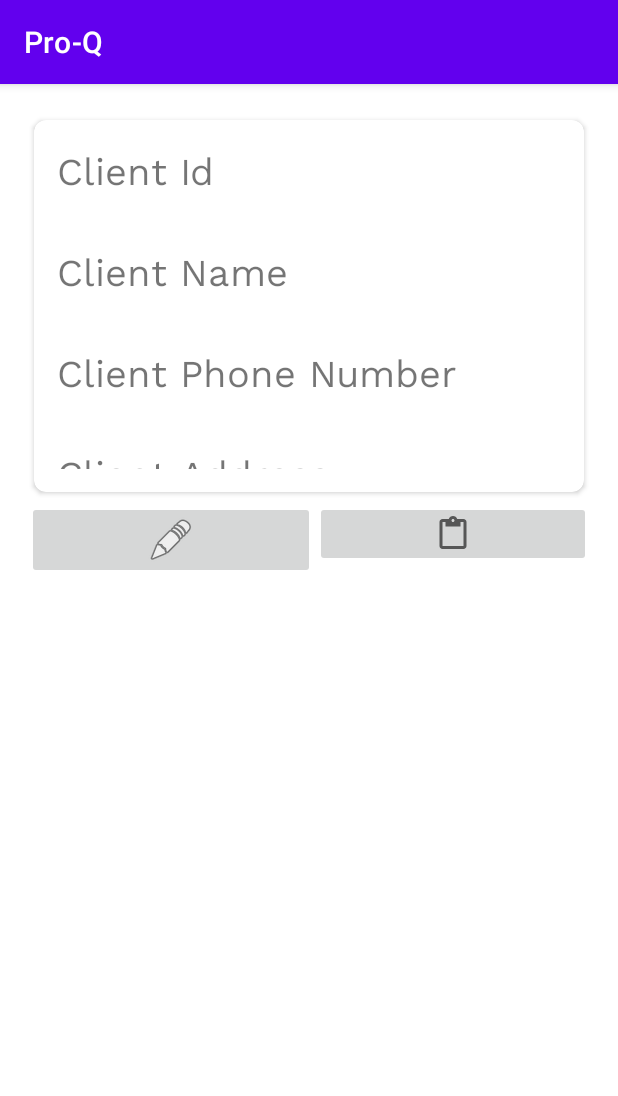
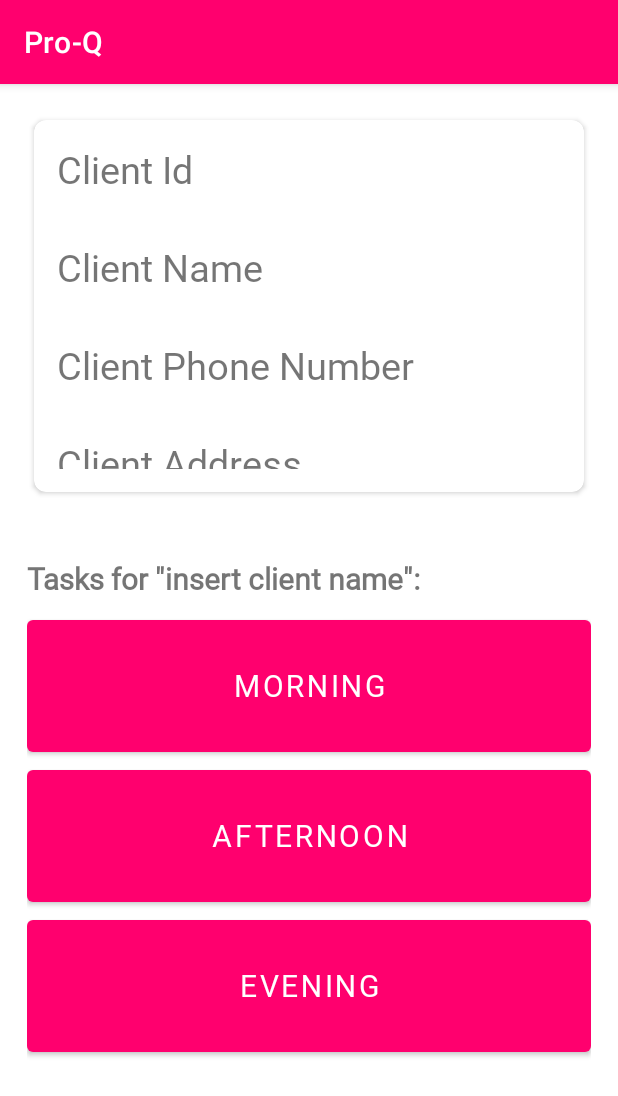
Before and after one commit to cassieg272/Pro-Q, an Android app: the ContactMainActivity screen opened directly, with no data from a screen before it, on a phone screen of 412 x 824 dp. Shown: the top 1096 px of the screen. Run offline under Robolectric (Android 15) with nearby library versions, the phone set to English and light mode, and no system bars; Roboto replaces fonts that are not available here.

Commit message:
Testing layout for Contact Main page. Testing colours.

```diff
--- a/app/src/main/res/layout/activity_contact_main.xml
+++ b/app/src/main/res/layout/activity_contact_main.xml
@@ -1,6 +1,5 @@
 <?xml version="1.0" encoding="utf-8"?>
-<LinearLayout
-    xmlns:android="http://schemas.android.com/apk/res/android"
+<LinearLayout xmlns:android="http://schemas.android.com/apk/res/android"
     xmlns:app="http://schemas.android.com/apk/res-auto"
     xmlns:tools="http://schemas.android.com/tools"
     android:layout_width="match_parent"
@@ -25,7 +24,7 @@
                 android:id="@+id/clientId"
                 android:layout_width="wrap_content"
                 android:layout_height="wrap_content"
-                android:fontFamily="@font/work_sans"
+                android:fontFamily="@font/comic_neue"
                 android:paddingLeft="15dp"
                 android:paddingTop="15dp"
                 android:paddingRight="15dp"
@@ -37,7 +36,7 @@
                 android:id="@+id/clientName"
                 android:layout_width="wrap_content"
                 android:layout_height="wrap_content"
-                android:fontFamily="@font/work_sans"
+                android:fontFamily="@font/comic_neue"
                 android:paddingLeft="15dp"
                 android:paddingTop="15dp"
                 android:paddingRight="15dp"
@@ -49,7 +48,7 @@
                 android:id="@+id/clientPhone"
                 android:layout_width="wrap_content"
                 android:layout_height="wrap_content"
-                android:fontFamily="@font/work_sans"
+                android:fontFamily="@font/comic_neue"
                 android:paddingLeft="15dp"
                 android:paddingTop="15dp"
                 android:paddingRight="15dp"
@@ -61,7 +60,7 @@
                 android:id="@+id/clientAddress"
                 android:layout_width="wrap_content"
                 android:layout_height="wrap_content"
-                android:fontFamily="@font/work_sans"
+                android:fontFamily="@font/comic_neue"
                 android:paddingLeft="15dp"
                 android:paddingTop="15dp"
                 android:paddingRight="15dp"
@@ -73,24 +72,40 @@
 
     </androidx.cardview.widget.CardView>
 
-    <LinearLayout
+    <TextView
+        android:id="@+id/textView"
         android:layout_width="match_parent"
         android:layout_height="wrap_content"
-        android:orientation="horizontal">
+        android:layout_marginTop="30dp"
+        android:fontFamily="@font/comic_neue"
+        android:paddingTop="8dp"
+        android:paddingBottom="8dp"
+        android:text="Tasks for &quot;insert client name&quot;:"
+        android:textSize="20sp"
+        android:textStyle="bold" />
 
-        <ImageButton
-            android:id="@+id/noteButton"
-            android:layout_width="wrap_content"
-            android:layout_height="wrap_content"
-            android:layout_weight="1"
-            app:srcCompat="@android:drawable/ic_menu_edit" />
+    <Button
+        android:id="@+id/morningButton"
+        android:layout_width="match_parent"
+        android:layout_height="100dp"
+        android:fontFamily="@font/comic_neue"
+        android:text="morning"
+        android:textSize="20sp" />
 
-        <ImageButton
-            android:id="@+id/reportButton"
-            android:layout_width="wrap_content"
-            android:layout_height="wrap_content"
-            android:layout_weight="1"
-            app:srcCompat="?attr/actionModePasteDrawable" />
-    </LinearLayout>
+    <Button
+        android:id="@+id/afternoonButton"
+        android:layout_width="match_parent"
+        android:layout_height="100dp"
+        android:fontFamily="@font/comic_neue"
+        android:text="afternoon"
+        android:textSize="20sp" />
+
+    <Button
+        android:id="@+id/eveningButton"
+        android:layout_width="match_parent"
+        android:layout_height="100dp"
+        android:fontFamily="@font/comic_neue"
+        android:text="evening"
+        android:textSize="20sp" />
 
 </LinearLayout>
--- a/app/src/main/res/values-night/themes.xml
+++ b/app/src/main/res/values-night/themes.xml
@@ -2,12 +2,12 @@
     <!-- Base application theme. -->
     <style name="Theme.ProQ" parent="Theme.MaterialComponents.DayNight.DarkActionBar">
         <!-- Primary brand color. -->
-        <item name="colorPrimary">@color/purple_200</item>
-        <item name="colorPrimaryVariant">@color/purple_700</item>
+        <item name="colorPrimary">@color/orange</item>
+        <item name="colorPrimaryVariant">@color/purple</item>
         <item name="colorOnPrimary">@color/black</item>
         <!-- Secondary brand color. -->
-        <item name="colorSecondary">@color/teal_200</item>
-        <item name="colorSecondaryVariant">@color/teal_200</item>
+        <item name="colorSecondary">@color/blue</item>
+        <item name="colorSecondaryVariant">@color/pink</item>
         <item name="colorOnSecondary">@color/black</item>
         <!-- Status bar color. -->
         <item name="android:statusBarColor">?attr/colorPrimaryVariant</item>
--- a/app/src/main/res/values/colors.xml
+++ b/app/src/main/res/values/colors.xml
@@ -1,10 +1,10 @@
 <?xml version="1.0" encoding="utf-8"?>
 <resources>
-    <color name="purple_200">#FFBB86FC</color>
-    <color name="purple_500">#FF6200EE</color>
-    <color name="purple_700">#FF3700B3</color>
-    <color name="teal_200">#FF03DAC5</color>
-    <color name="teal_700">#FF018786</color>
+    <color name="yellow">#FFEE0B</color>
+    <color name="orange">#FB5607</color>
+    <color name="pink">#FF006E</color>
+    <color name="purple">#8338EC</color>
+    <color name="blue">#3A86FF</color>
     <color name="black">#FF000000</color>
     <color name="white">#FFFFFFFF</color>
 </resources>
--- a/app/src/main/res/values/preloaded_fonts.xml
+++ b/app/src/main/res/values/preloaded_fonts.xml
@@ -1,6 +1,8 @@
 <?xml version="1.0" encoding="utf-8"?>
 <resources>
     <array name="preloaded_fonts" translatable="false">
+        <item>@font/cherry_cream_soda</item>
+        <item>@font/comic_neue</item>
         <item>@font/coming_soon</item>
         <item>@font/work_sans</item>
     </array>
--- a/app/src/main/res/values/themes.xml
+++ b/app/src/main/res/values/themes.xml
@@ -2,15 +2,15 @@
     <!-- Base application theme. -->
     <style name="Theme.ProQ" parent="Theme.MaterialComponents.DayNight.DarkActionBar">
         <!-- Primary brand color. -->
-        <item name="colorPrimary">@color/purple_500</item>
-        <item name="colorPrimaryVariant">@color/purple_700</item>
+        <item name="colorPrimary">@color/pink</item>
+        <item name="colorPrimaryVariant">@color/purple</item>
         <item name="colorOnPrimary">@color/white</item>
         <!-- Secondary brand color. -->
-        <item name="colorSecondary">@color/teal_200</item>
-        <item name="colorSecondaryVariant">@color/teal_700</item>
+        <item name="colorSecondary">@color/pink</item>
+        <item name="colorSecondaryVariant">@color/blue</item>
         <item name="colorOnSecondary">@color/black</item>
         <!-- Status bar color. -->
-        <item name="android:statusBarColor">?attr/colorPrimaryVariant</item>
+        <item name="android:statusBarColor">?attr/colorOnSecondary</item>
         <!-- Customize your theme here. -->
     </style>
 </resources>
```
